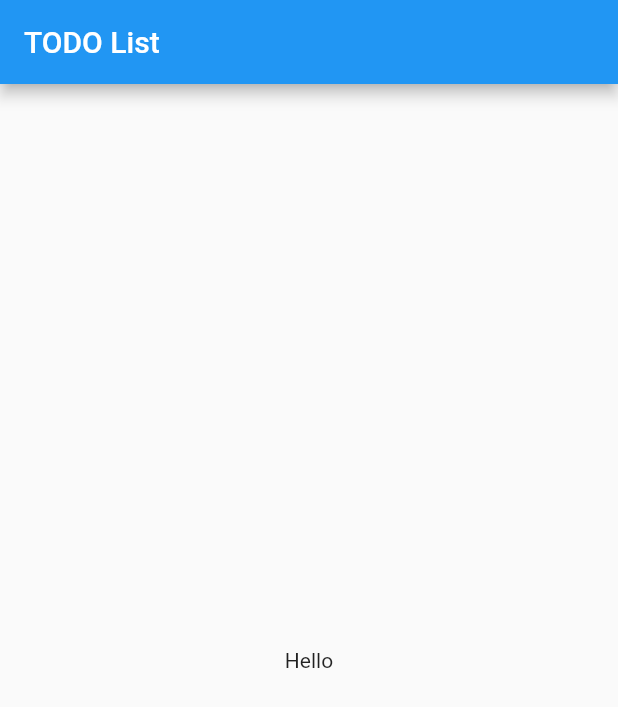
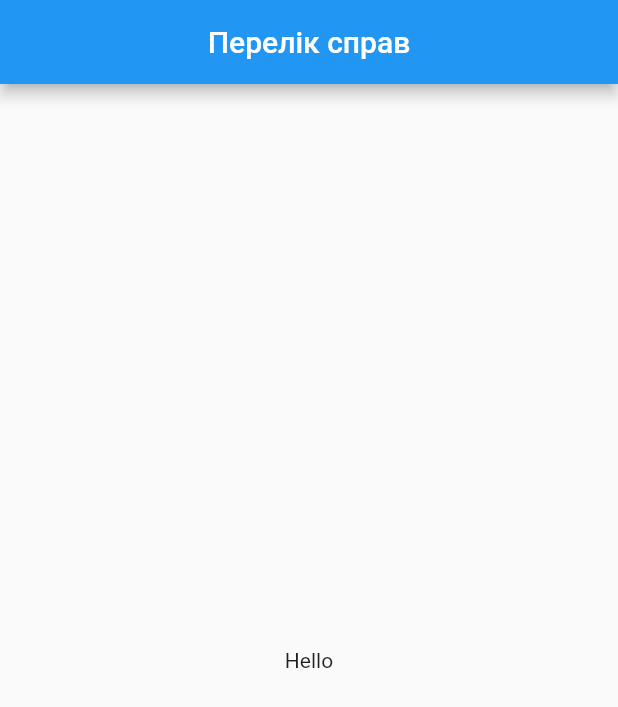
Before and after one commit to EgorEko/todolist_1909, a Flutter app: the screen it shows after launch, on a phone screen of 412 x 824 dp. Shown: the top 707 px of the screen. Run offline on Flutter 3.47's test engine with Material 2 defaults, Android fonts, the light colour scheme and no system bars; generated files the repository leaves out were written again.

Commit message:
Added localizations

```diff
--- /dev/null
+++ b/lib/l10.yaml
@@ -0,0 +1,3 @@
+arb-dir: lib/l10n
+template-arb-file: app_en.arb
+output-localization-file: app_localizations.dart
--- a/lib/pages/home_page.dart
+++ b/lib/pages/home_page.dart
@@ -1,9 +1,11 @@
 import 'package:flutter/material.dart';
 
+import 'package:flutter_gen/gen_l10n/app_localizations.dart';
+
 class HomePage extends StatefulWidget {
-  const HomePage({super.key, required this.title});
-
-  final String title;
+  const HomePage({
+    super.key,
+  });
 
   @override
   State<HomePage> createState() => _HomePageState();
@@ -14,7 +16,7 @@ class _HomePageState extends State<HomePage> {
   Widget build(BuildContext context) {
     return Scaffold(
       appBar: AppBar(
-        title: Text(widget.title),
+        title: Center(child: Text(AppLocalizations.of(context).todolist)),
       ),
       body: const Center(
         child: Text('Hello'),
--- a/lib/todolist_app.dart
+++ b/lib/todolist_app.dart
@@ -1,4 +1,7 @@
 import 'package:flutter/material.dart';
+import 'package:flutter_localizations/flutter_localizations.dart';
+
+import 'package:flutter_gen/gen_l10n/app_localizations.dart';
 
 import 'pages/home_page.dart';
 
@@ -8,11 +11,22 @@ class TodolistApp extends StatelessWidget {
   @override
   Widget build(BuildContext context) {
     return MaterialApp(
-      title: 'Flutter Demo',
+      title: "Hello",
       theme: ThemeData(
         primarySwatch: Colors.blue,
       ),
-      home: const HomePage(title: 'TODO List'),
+      home: const HomePage(),
+      localizationsDelegates: const [
+        AppLocalizations.delegate,
+        GlobalMaterialLocalizations.delegate,
+        GlobalWidgetsLocalizations.delegate,
+        GlobalCupertinoLocalizations.delegate,
+      ],
+      supportedLocales: const [
+        Locale('en', ''), // English, no country code
+        Locale('uk', ''), // Ukrainian, no country code
+      ],
+      locale: const Locale('uk', ''),
     );
   }
 }
--- a/pubspec.yaml
+++ b/pubspec.yaml
@@ -31,6 +31,9 @@ environment:
 dependencies:
   flutter:
     sdk: flutter
+  flutter_localizations:
+    sdk: flutter
+  intl: ^0.17.0
 
 
   # The following adds the Cupertino Icons font to your application.
@@ -58,6 +61,7 @@ flutter:
   # included with your application, so that you can use the icons in
   # the material Icons class.
   uses-material-design: true
+  generate: true
 
   # To add assets to your application, add an assets section, like this:
   # assets:
```
Also changed, not shown: lib/l10n/app_en.arb (added, +7 -0 lines), lib/l10n/app_uk.arb (added, +7 -0 lines), pubspec.lock.
